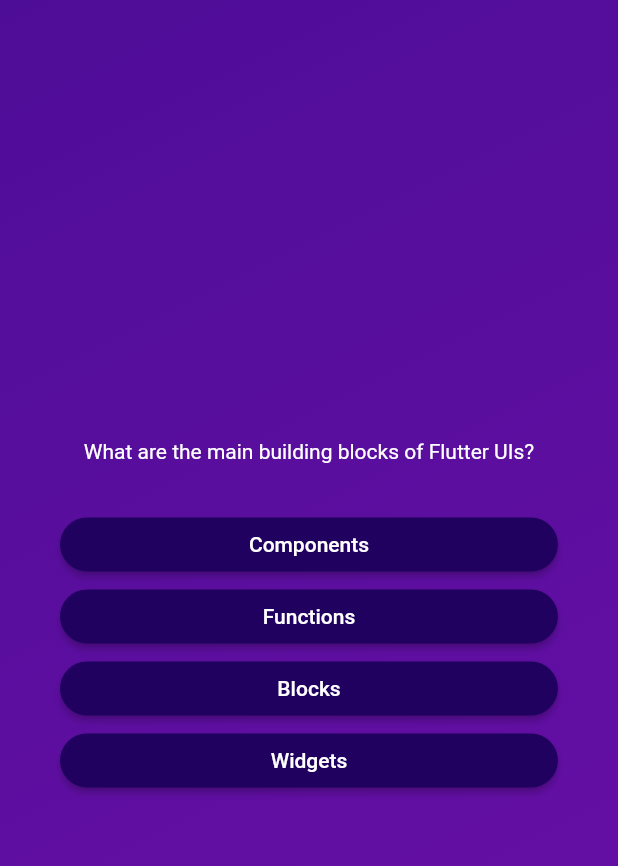
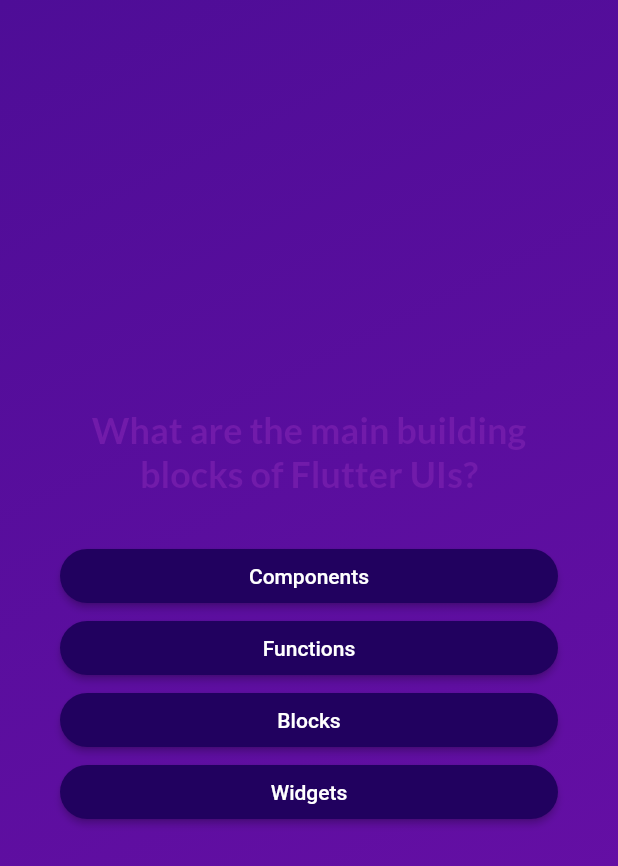
Before and after one commit to SirGeist/quiz-app, a Flutter app: the screen it shows after launch, after a tap on "Start Quiz", on a phone screen of 412 x 824 dp. Shown: the top 866 px of the screen. Run offline on Flutter 3.47's test engine with Material 2 defaults, Android fonts, the phone set to English and light mode, and no system bars; our stand-ins replace google_fonts.

Commit message:
added google font family and adjusted font settings

```diff
--- a/lib/answer_button.dart
+++ b/lib/answer_button.dart
@@ -20,7 +20,10 @@ class AnswerButton extends StatelessWidget {
           borderRadius: BorderRadius.circular(40),
         ),
       ),
-      child: Text(answerText),
+      child: Text(
+        answerText,
+        textAlign: TextAlign.center,
+      ),
     );
   }
 }
--- a/lib/questions_screen.dart
+++ b/lib/questions_screen.dart
@@ -1,6 +1,7 @@
 import 'package:flutter/material.dart';
 import 'package:quiz_app/answer_button.dart';
 import 'package:quiz_app/data/questions.dart';
+import 'package:google_fonts/google_fonts.dart';
 
 class QuestionsScreen extends StatefulWidget {
   const QuestionsScreen({super.key});
@@ -34,8 +35,10 @@ class _QuestionsScreenState extends State<QuestionsScreen> {
           children: [
             Text(
               currentQuestion.text,
-              style: const TextStyle(
-                color: Colors.white,
+              style: GoogleFonts.lato(
+                color: const Color.fromARGB(255, 113, 27, 170),
+                fontSize: 24,
+                fontWeight: FontWeight.bold,
               ),
               textAlign: TextAlign.center,
             ),
--- a/lib/start_screen.dart
+++ b/lib/start_screen.dart
@@ -1,4 +1,5 @@
 import 'package:flutter/material.dart';
+import 'package:google_fonts/google_fonts.dart';
 
 class StartScreen extends StatelessWidget {
   const StartScreen(this.startQuiz,{super.key});
@@ -20,12 +21,13 @@ class StartScreen extends StatelessWidget {
             color: const Color.fromARGB(255, 255, 255, 255),
           ),
           const SizedBox(height: 80),
-          const Text(
+          Text(
             'Learn Flutter the Fun Way',
-            style: TextStyle(
-              color: Color.fromARGB(255, 237, 223, 252),
-              fontSize: 24,
-            ),
+            style: GoogleFonts.lato(
+                color:const Color.fromARGB(255, 237, 223, 252),
+                fontSize: 24,
+
+              ),
           ),
           const SizedBox(height: 30),
           OutlinedButton.icon(
--- a/pubspec.yaml
+++ b/pubspec.yaml
@@ -35,6 +35,7 @@ dependencies:
   # The following adds the Cupertino Icons font to your application.
   # Use with the CupertinoIcons class for iOS style icons.
   cupertino_icons: ^1.0.2
+  google_fonts: ^5.1.0
 
 dev_dependencies:
   flutter_test:
```
Also changed, not shown: pubspec.lock, 10 other files.
